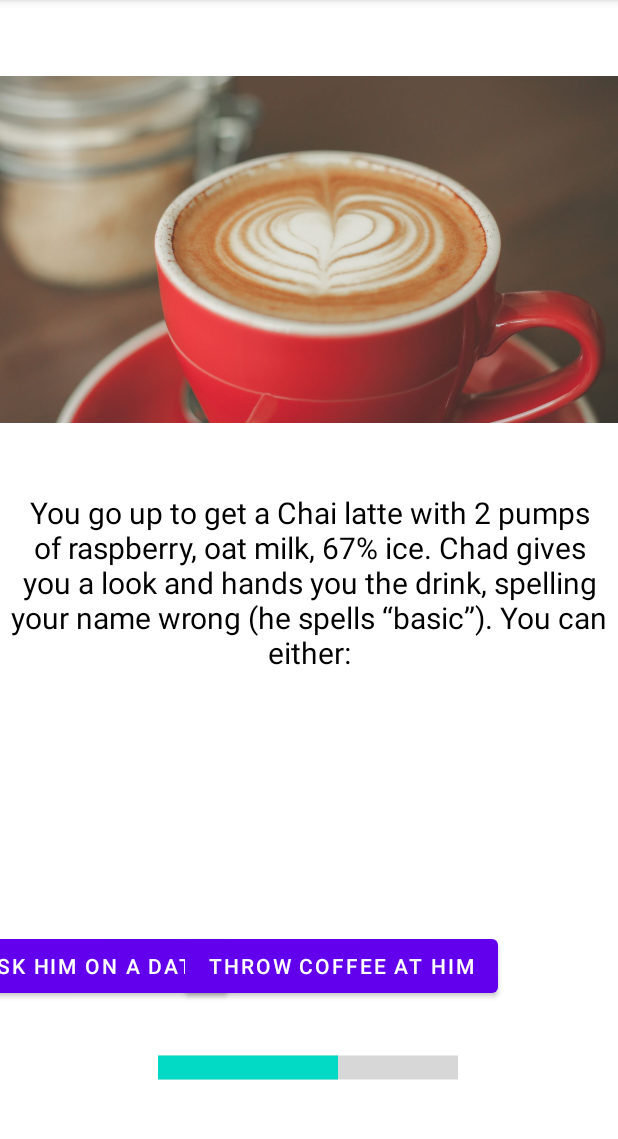
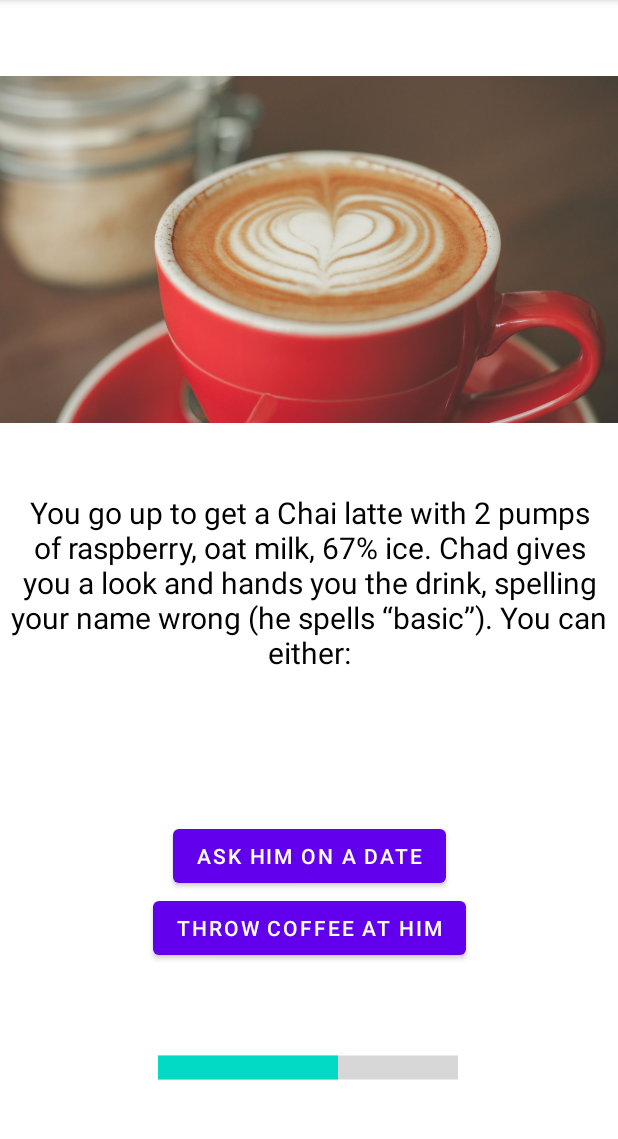
Before and after one commit to MeganNoronha/Fate, an Android app: the screen it shows after launch (MainActivity), after a tap on "CONTINUE", on a phone screen of 412 x 824 dp, the part 84-1223 px from its top. Run offline under Robolectric (Android 15) with nearby library versions, the phone set to English and light mode, and no system bars.

Commit message:
Buttons work now and are in the right place (top/bottom)

```diff
--- a/app/src/main/java/com/menaces/fate2/ContinueFragment.kt
+++ b/app/src/main/java/com/menaces/fate2/ContinueFragment.kt
@@ -37,7 +37,8 @@ class ContinueFragment : Fragment() {
         continueBtn = view.findViewById(R.id.continue_button)
         continueBtn.setOnClickListener {
             // increment value of continue always 1
-            model.incrementCounter(1)
+            val increment = model.getIncrementVal(true) // left is a stand in for continue
+            model.incrementCounter(increment)
             model.updateScreen()
 
             // switch buttons if necessary
--- a/app/src/main/res/layout/fragment_choices.xml
+++ b/app/src/main/res/layout/fragment_choices.xml
@@ -2,6 +2,7 @@
 <androidx.constraintlayout.widget.ConstraintLayout
     xmlns:android="http://schemas.android.com/apk/res/android"
     xmlns:app="http://schemas.android.com/apk/res-auto"
+    xmlns:tools="http://schemas.android.com/tools"
     android:layout_width="match_parent"
     android:layout_height="match_parent">
 
@@ -10,23 +11,22 @@
         android:layout_width="wrap_content"
         android:layout_height="wrap_content"
         android:text="Left"
-        app:layout_constraintBottom_toBottomOf="parent"
-        app:layout_constraintEnd_toStartOf="@id/right_button"
-        app:layout_constraintStart_toStartOf="parent"
-        app:layout_constraintTop_toTopOf="parent"
-        android:layout_marginBottom="100dp"/>
+        app:layout_constraintBottom_toTopOf="@+id/right_button"
+        app:layout_constraintEnd_toEndOf="parent"
+        app:layout_constraintHorizontal_bias="0.50"
+        app:layout_constraintStart_toStartOf="parent" />
 
     <Button
         android:id="@+id/right_button"
         android:layout_width="wrap_content"
         android:layout_height="wrap_content"
-        android:layout_marginEnd="80dp"
         android:text="Right"
         app:layout_constraintBottom_toBottomOf="parent"
         app:layout_constraintEnd_toEndOf="parent"
-        app:layout_constraintRight_toLeftOf="@id/left_button"
-        app:layout_constraintTop_toTopOf="parent"
-        android:layout_marginBottom="100dp"/>
+        app:layout_constraintHorizontal_bias="0.50"
+        app:layout_constraintStart_toStartOf="parent"
+        app:layout_constraintVertical_bias="0.781"
+        android:layout_marginBottom="125dp"/>
 
 
 </androidx.constraintlayout.widget.ConstraintLayout>
--- a/app/src/main/res/layout/fragment_continue.xml
+++ b/app/src/main/res/layout/fragment_continue.xml
@@ -9,7 +9,7 @@
         android:id="@+id/continue_button"
         android:layout_width="wrap_content"
         android:layout_height="wrap_content"
-        android:layout_marginBottom="150dp"
+        android:layout_marginBottom="100dp"
         android:text="@string/continue_button_txt"
         app:layout_constraintBottom_toBottomOf="parent"
         app:layout_constraintEnd_toEndOf="parent"
--- a/build.gradle
+++ b/build.gradle
@@ -1,6 +1,6 @@
 // Top-level build file where you can add configuration options common to all sub-projects/modules.
 plugins {
-    id 'com.android.application' version '7.2.2' apply false
-    id 'com.android.library' version '7.2.2' apply false
+    id 'com.android.application' version '7.3.0' apply false
+    id 'com.android.library' version '7.3.0' apply false
     id 'org.jetbrains.kotlin.android' version '1.7.10' apply false
 }
```
Also changed, not shown: app/src/main/res/layout/fragment_narration_screen.xml (+26 -0 lines).
